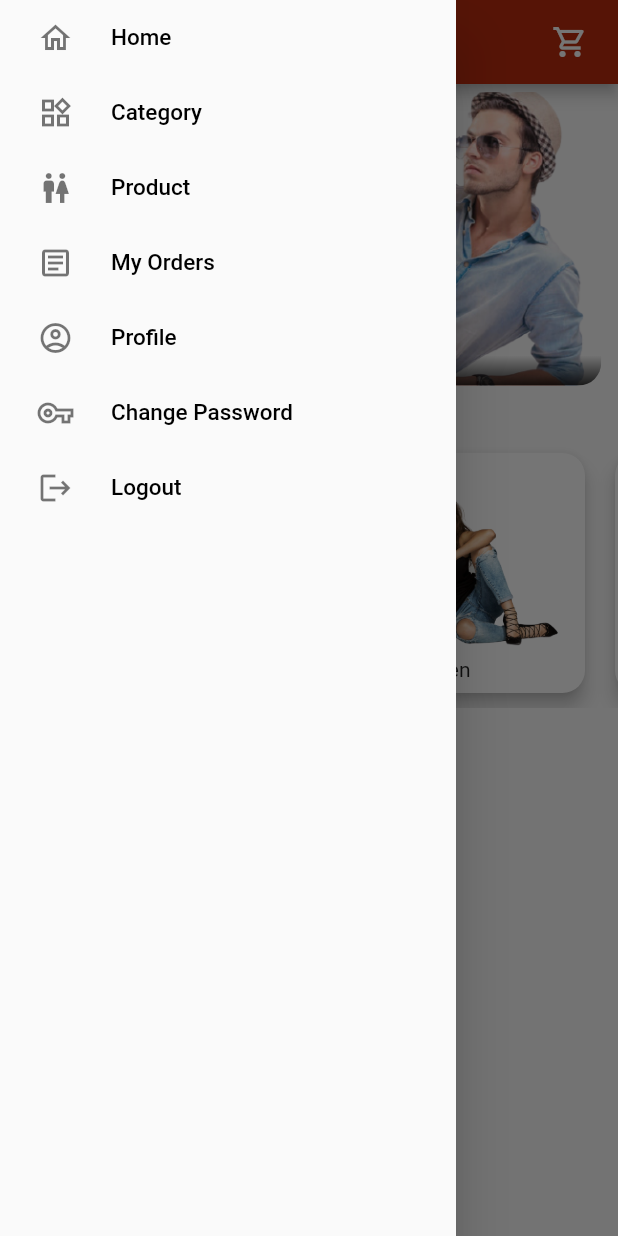
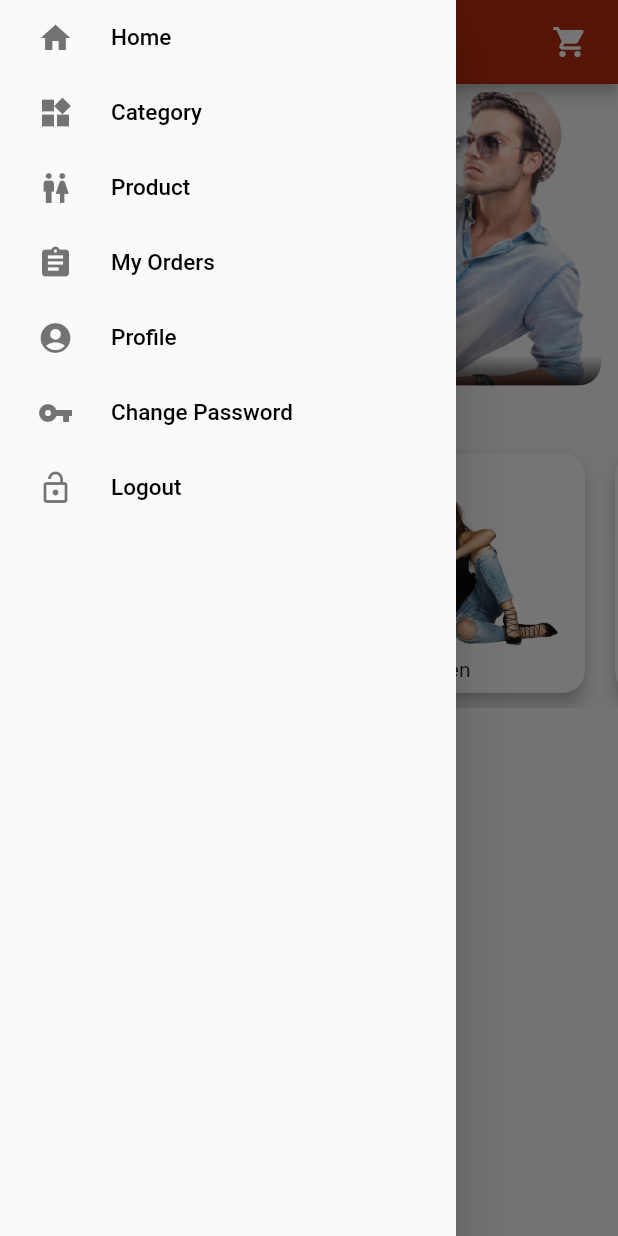
Before and after one commit to BD9413/OnlineGarmentShop, a Flutter app: the Dashboard screen opened directly, with the side drawer open, on a phone screen of 412 x 824 dp. Run offline on Flutter 3.47's test engine with Material 2 defaults, Android fonts, the phone set to English and light mode, and no system bars; drawn by our look-alikes of carousel_slider; our stand-ins replace fluttertoast, shared_preferences; accounts and stored records are empty; network calls fail; Roboto replaces fonts that are missing (GoogleSans).

```diff
--- a/lib/UI/Cart.dart
+++ b/lib/UI/Cart.dart
@@ -97,7 +97,7 @@ class _CartState extends State<Cart> {
                                               });
                                             },
                                             icon: Icon(
-                                              Icons.remove_circle_outline_sharp,
+                                              Icons.remove_circle_outline,
                                               color: Color(0xffBB2C0D),
                                             ),
                                           ),
@@ -115,7 +115,7 @@ class _CartState extends State<Cart> {
                                               });
                                             },
                                             icon: Icon(
-                                              Icons.add_circle_outline_sharp,
+                                              Icons.add_circle_outline,
                                               color: Color(0xffBB2C0D),
                                             ),
                                           ),
--- a/lib/UI/ChangePassword.dart
+++ b/lib/UI/ChangePassword.dart
@@ -108,7 +108,7 @@ class _ChangePassWordState extends State<ChangePassWord> {
                                     });
                                   },
                                   icon: Icon(
-                                    isObscureOld ? Icons.visibility_off_sharp : Icons.visibility_sharp,
+                                    isObscureOld ? Icons.visibility_off : Icons.visibility,
                                     color: Color(0xffBB2C0D
                                     ),
                                   ),
@@ -135,7 +135,7 @@ class _ChangePassWordState extends State<ChangePassWord> {
                                     });
                                   },
                                   icon: Icon(
-                                    isObscureNew ? Icons.visibility_off_sharp : Icons.visibility_sharp,
+                                    isObscureNew ? Icons.visibility_off : Icons.visibility,
                                     color: Color(0xffBB2C0D
                                     ),
                                   ),
@@ -162,7 +162,7 @@ class _ChangePassWordState extends State<ChangePassWord> {
                                     });
                                   },
                                   icon: Icon(
-                                    isObscureConfirm ? Icons.visibility_off_sharp : Icons.visibility_sharp,
+                                    isObscureConfirm ? Icons.visibility_off : Icons.visibility,
                                     color: Color(0xffBB2C0D
                                     ),
                                   ),
--- a/lib/UI/Checkout.dart
+++ b/lib/UI/Checkout.dart
@@ -123,7 +123,7 @@ class _CheckoutState extends State<Checkout> {
                       ),
                     ],
                   ),
-                  Icon(Icons.arrow_forward_ios_rounded, size: 15)
+                  Icon(Icons.arrow_forward_ios, size: 15)
                 ],
               ),
             ),
--- a/lib/UI/Dashbord.dart
+++ b/lib/UI/Dashbord.dart
@@ -77,7 +77,7 @@ class _DashboardState extends State<Dashboard> {
                 Navigator.push(context, MaterialPageRoute(builder: (context) => Cart()));
               },
               icon: Icon(
-                Icons.shopping_cart_outlined,
+                Icons.shopping_cart,
                 color: Colors.white,
               ),
             ),
--- a/lib/UI/Drawer.dart
+++ b/lib/UI/Drawer.dart
@@ -44,7 +44,7 @@ class DashboardDrawerState extends State<DashboardDrawer> {
                       Container(
                         margin: EdgeInsets.fromLTRB(25.0, 0.0, 25.0, 0.0),
                         child: Icon(
-                          Icons.home_outlined,
+                          Icons.home,
                           color: Colors.black54,
                         ),
                       ),
@@ -75,7 +75,7 @@ class DashboardDrawerState extends State<DashboardDrawer> {
                       Container(
                         margin: EdgeInsets.fromLTRB(25.0, 0.0, 0.0, 0.0),
                         child: Icon(
-                          Icons.widgets_outlined,
+                          Icons.widgets,
                           color: Colors.black54,
                         ),
                       ),
@@ -107,7 +107,7 @@ class DashboardDrawerState extends State<DashboardDrawer> {
                       Container(
                         margin: EdgeInsets.fromLTRB(25.0, 0.0, 0.0, 0.0),
                         child: Icon(
-                          Icons.wc_outlined,
+                          Icons.wc,
                           color: Colors.black54,
                         ),
                       ),
@@ -141,7 +141,7 @@ class DashboardDrawerState extends State<DashboardDrawer> {
                         Container(
                           margin: EdgeInsets.fromLTRB(25.0, 0.0, 0.0, 0.0),
                           child: Icon(
-                            Icons.article_outlined,
+                            Icons.assignment,
                             color: Colors.black54,
                           ),
                         ),
@@ -174,7 +174,7 @@ class DashboardDrawerState extends State<DashboardDrawer> {
                       Container(
                         margin: EdgeInsets.fromLTRB(25.0, 0.0, 0.0, 0.0),
                         child: Icon(
-                          Icons.account_circle_outlined,
+                          Icons.account_circle,
                           color: Colors.black54,
                         ),
                       ),
@@ -207,7 +207,7 @@ class DashboardDrawerState extends State<DashboardDrawer> {
                           Container(
                             margin: EdgeInsets.fromLTRB(25.0, 0.0, 0.0, 0.0),
                             child: Icon(
-                              Icons.vpn_key_outlined,
+                              Icons.vpn_key,
                               color: Colors.black54,
                             ),
                           ),
@@ -244,7 +244,7 @@ class DashboardDrawerState extends State<DashboardDrawer> {
                             Container(
                               margin: EdgeInsets.fromLTRB(25.0, 0.0, 0.0, 0.0),
                               child: Icon(
-                                Icons.logout,
+                                Icons.lock_open,
                                 color: Colors.black54,
                               ),
                             ),
--- a/lib/UI/SignIn.dart
+++ b/lib/UI/SignIn.dart
@@ -144,7 +144,7 @@ class _SignInState extends State<SignIn> {
                                       });
                                     },
                                     icon: Icon(
-                                      isObscureText ? Icons.visibility_off_sharp : Icons.visibility_sharp,
+                                      isObscureText ? Icons.visibility_off : Icons.visibility,
                                       color: Color(0xffBB2C0D
                                       ),
                                     ),
--- a/lib/UI/UserProfile.dart
+++ b/lib/UI/UserProfile.dart
@@ -20,7 +20,7 @@ class _UserProfileState extends State<UserProfile> {
               Navigator.pop(context);
             },
             icon: Icon(
-              Icons.person_add_rounded,
+              Icons.person_add,
               color: Colors.white,
             ),
           ),
--- a/lib/main.dart
+++ b/lib/main.dart
@@ -29,7 +29,7 @@ class MyApp extends StatelessWidget {
         primarySwatch: createMaterialColor(Color(0xffBB2C0D)),
         visualDensity: VisualDensity.adaptivePlatformDensity,
       ),
-      home: Dashboard(),
+      home: SignUp(),
     );
   }
   MaterialColor createMaterialColor(Color color) {
--- a/pubspec.yaml
+++ b/pubspec.yaml
@@ -24,6 +24,9 @@ dependencies:
   flutter:
     sdk: flutter
   carousel_slider: ^2.3.1
+  http:
+  shared_preferences:
+  fluttertoast: ^3.0.4
 
 
   # The following adds the Cupertino Icons font to your application.
```
Also changed, not shown: lib/Configration/APICalls.dart (added, +21 -0 lines), lib/Models/SignUpResponseModel.dart (+3 -7 lines), lib/UI/SignUp.dart (+78 -12 lines), pubspec.lock, 1 other file.
